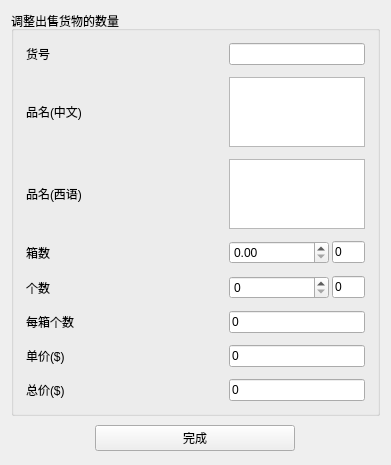
Old version of the form CompanyStroageManagement/Adjust_List_Item_Win.ui in the repository linxinwNeo/CompanyStroageManagement.
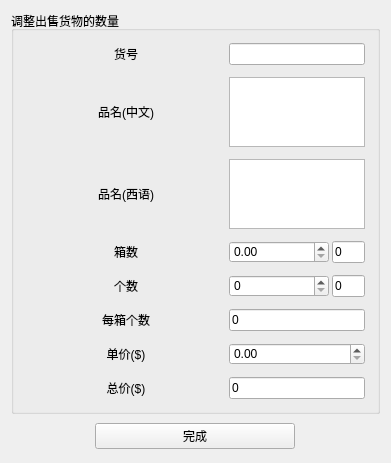
New version of the form.

Patch:
```diff
--- a/CompanyStroageManagement/Adjust_List_Item_Win.ui
+++ b/CompanyStroageManagement/Adjust_List_Item_Win.ui
@@ -13,6 +13,12 @@
   <property name="windowTitle">
    <string>Form</string>
   </property>
+  <property name="styleSheet">
+   <string notr="true">QTableWidget::item { border: 1px solid black; }
+QTableWidget::item:selected { background-color: lightblue; }
+QHeaderView::section { border: 1px solid black; }
+QLineEdit[readOnly=&quot;true&quot;] {color: #808080; background-color: #F0F0F0;}</string>
+  </property>
   <property name="locale">
    <locale language="English" country="UnitedStates"/>
   </property>
@@ -52,6 +58,9 @@
            <property name="text">
             <string>货号</string>
            </property>
+           <property name="alignment">
+            <set>Qt::AlignCenter</set>
+           </property>
           </widget>
          </item>
          <item>
@@ -99,6 +108,9 @@
            <property name="text">
             <string>品名(中文)</string>
            </property>
+           <property name="alignment">
+            <set>Qt::AlignCenter</set>
+           </property>
           </widget>
          </item>
          <item>
@@ -152,6 +164,9 @@
            <property name="text">
             <string>品名(西语)</string>
            </property>
+           <property name="alignment">
+            <set>Qt::AlignCenter</set>
+           </property>
           </widget>
          </item>
          <item>
@@ -208,6 +223,9 @@
            <property name="text">
             <string>箱数</string>
            </property>
+           <property name="alignment">
+            <set>Qt::AlignCenter</set>
+           </property>
           </widget>
          </item>
          <item>
@@ -292,6 +310,9 @@
            <property name="text">
             <string>个数</string>
            </property>
+           <property name="alignment">
+            <set>Qt::AlignCenter</set>
+           </property>
           </widget>
          </item>
          <item>
@@ -370,6 +391,9 @@
            <property name="text">
             <string>每箱个数</string>
            </property>
+           <property name="alignment">
+            <set>Qt::AlignCenter</set>
+           </property>
           </widget>
          </item>
          <item>
@@ -420,21 +444,24 @@
            <property name="text">
             <string>单价($)</string>
            </property>
+           <property name="alignment">
+            <set>Qt::AlignCenter</set>
+           </property>
           </widget>
          </item>
          <item>
-          <widget class="QLineEdit" name="PREZE_LineEdit">
-           <property name="enabled">
-            <bool>true</bool>
+          <widget class="QDoubleSpinBox" name="doubleSpinBox_PREZE">
+           <property name="sizePolicy">
+            <sizepolicy hsizetype="Expanding" vsizetype="Fixed">
+             <horstretch>0</horstretch>
+             <verstretch>0</verstretch>
+            </sizepolicy>
            </property>
-           <property name="styleSheet">
-            <string notr="true">QLineEdit[readOnly=&quot;true&quot;] {color: #808080; background-color: #F0F0F0;}</string>
+           <property name="cursor">
+            <cursorShape>IBeamCursor</cursorShape>
            </property>
-           <property name="text">
-            <string>0</string>
-           </property>
-           <property name="readOnly">
-            <bool>false</bool>
+           <property name="maximum">
+            <double>9999999999999999583119736832.000000000000000</double>
            </property>
           </widget>
          </item>
@@ -470,6 +497,9 @@
            <property name="text">
             <string>总价($)</string>
            </property>
+           <property name="alignment">
+            <set>Qt::AlignCenter</set>
+           </property>
           </widget>
          </item>
          <item>
```
Left out of the diff: 53 changed lines with no effect on the pictures.
